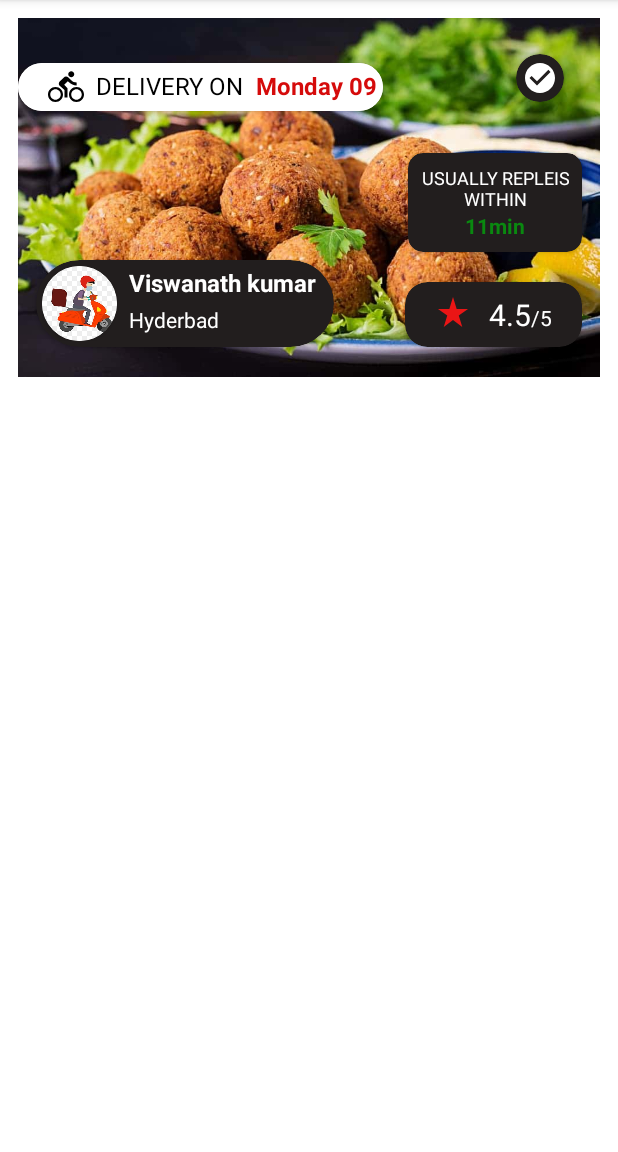
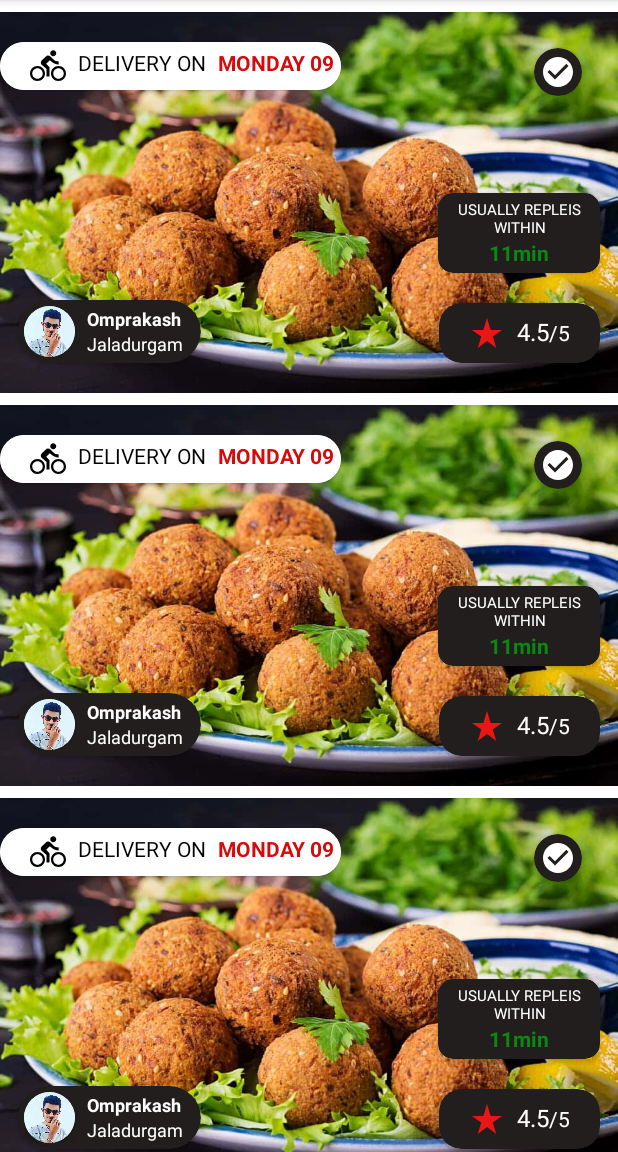
Before and after one commit to omprakash-mopuri-improve10x/Food-Delivery, an Android app: the screen it shows after launch (DeliveryActivity), on a phone screen of 412 x 824 dp, the part 84-1236 px from its top. Run offline under Robolectric (Android 15) with nearby library versions, the phone set to English and light mode, and no system bars; our stand-ins replace data binding.

```diff
--- a/app/build.gradle
+++ b/app/build.gradle
@@ -38,6 +38,7 @@ dependencies {
     implementation 'androidx.appcompat:appcompat:1.6.1'
     implementation 'com.google.android.material:material:1.8.0'
     implementation 'androidx.constraintlayout:constraintlayout:2.1.4'
+    implementation 'com.squareup.picasso:picasso:2.8'
     testImplementation 'junit:junit:4.13.2'
     androidTestImplementation 'androidx.test.ext:junit:1.1.5'
     androidTestImplementation 'androidx.test.espresso:espresso-core:3.5.1'
--- a/app/src/main/AndroidManifest.xml
+++ b/app/src/main/AndroidManifest.xml
@@ -1,6 +1,8 @@
 <?xml version="1.0" encoding="utf-8"?>
 <manifest xmlns:android="http://schemas.android.com/apk/res/android"
     xmlns:tools="http://schemas.android.com/tools">
+
+    <uses-permission android:name="android.permission.INTERNET" />
 
     <application
         android:allowBackup="true"
--- a/app/src/main/java/com/omprakash/fooddelivery/DeliveryActivity.java
+++ b/app/src/main/java/com/omprakash/fooddelivery/DeliveryActivity.java
@@ -27,7 +27,15 @@ public class DeliveryActivity extends AppCompatActivity {
 
     private void setData() {
         deliveryItems = new ArrayList<>();
-        DeliveryItem deliveryItem = new DeliveryItem("Viswanath kumar", "Hyderbad", "Monday 09", "11min", "4.5");
+        DeliveryItem deliveryItem = new DeliveryItem("Omprakash", "Jaladurgam", "Monday 09", "11min", "4.5");
+        deliveryItems.add(deliveryItem);
+        deliveryItems.add(deliveryItem);
+        deliveryItems.add(deliveryItem);
+        deliveryItems.add(deliveryItem);
+        deliveryItems.add(deliveryItem);
+        deliveryItems.add(deliveryItem);
+        deliveryItems.add(deliveryItem);
+        deliveryItems.add(deliveryItem);
         deliveryItems.add(deliveryItem);
     }
 
--- a/app/src/main/res/layout/delivery_item.xml
+++ b/app/src/main/res/layout/delivery_item.xml
@@ -11,7 +11,7 @@
     <androidx.constraintlayout.widget.ConstraintLayout
         android:layout_width="match_parent"
         android:layout_height="wrap_content"
-        android:padding="12dp">
+        android:layout_marginTop="8dp">
 
         <ImageView
             android:id="@+id/food_img"
@@ -27,7 +27,7 @@
             android:id="@+id/cardView"
             android:layout_width="wrap_content"
             android:layout_height="wrap_content"
-            android:layout_marginTop="30dp"
+            android:layout_marginTop="20dp"
             app:cardCornerRadius="40dp"
             app:layout_constraintStart_toStartOf="parent"
             app:layout_constraintTop_toTopOf="@+id/food_img">
@@ -55,7 +55,7 @@
                     android:text="Delivery On"
                     android:textAllCaps="true"
                     android:textColor="#000000"
-                    android:textSize="16sp" />
+                    android:textSize="14sp" />
 
                 <TextView
                     android:id="@+id/delivery_date"
@@ -63,8 +63,9 @@
                     android:layout_height="wrap_content"
                     android:layout_weight="1"
                     android:text="@{deliveryItem.deliveryDate}"
+                    android:textAllCaps="true"
                     android:textColor="#D50B0B"
-                    android:textSize="16sp"
+                    android:textSize="14sp"
                     android:textStyle="bold"
                     tools:text="Tuesday 01" />
             </LinearLayout>
@@ -95,10 +96,10 @@
 
                     <ImageView
                         android:id="@+id/user_profile_img"
-                        android:layout_width="50dp"
-                        android:layout_height="50dp"
+                        android:layout_width="34dp"
+                        android:layout_height="34dp"
                         android:adjustViewBounds="true"
-                        app:srcCompat="@drawable/delevery_bike" />
+                        app:srcCompat="@drawable/whatsapp_image_2022_08_07_at_7_15_41_pm" />
 
                 </androidx.cardview.widget.CardView>
 
@@ -116,7 +117,7 @@
                         android:paddingLeft="8dp"
                         android:text="@{deliveryItem.userNameTxt}"
                         android:textColor="#FFFFFF"
-                        android:textSize="16sp"
+                        android:textSize="12sp"
                         android:textStyle="bold"
                         tools:text="Omprakash" />
 
@@ -128,6 +129,7 @@
                         android:paddingLeft="8dp"
                         android:text="@{deliveryItem.userCityTxt}"
                         android:textColor="#FFFFFF"
+                        android:textSize="12sp"
                         tools:text="Kurnoll" />
                 </LinearLayout>
             </LinearLayout>
@@ -135,6 +137,7 @@
         </androidx.cardview.widget.CardView>
 
         <androidx.cardview.widget.CardView
+            android:id="@+id/cardView4"
             android:layout_width="wrap_content"
             android:layout_height="wrap_content"
             android:layout_marginTop="24dp"
@@ -166,7 +169,7 @@
                 android:layout_width="match_parent"
                 android:layout_height="match_parent"
                 android:orientation="vertical"
-                android:padding="8dp">
+                android:padding="4dp">
 
                 <TextView
                     android:id="@+id/textView8"
@@ -177,7 +180,7 @@
                     android:text="Usually Repleis within"
                     android:textAllCaps="true"
                     android:textColor="#FFFFFF"
-                    android:textSize="12sp" />
+                    android:textSize="10sp" />
 
                 <TextView
                     android:id="@+id/time_txt"
@@ -220,10 +223,10 @@
                     android:id="@+id/rating_txt"
                     android:layout_width="wrap_content"
                     android:layout_height="wrap_content"
-                    android:paddingLeft="12dp"
+                    android:paddingLeft="8dp"
                     android:text="@{deliveryItem.ratingTxt}"
                     android:textColor="#FFFFFF"
-                    android:textSize="20sp"
+                    android:textSize="16sp"
                     tools:text="4.3" />
 
                 <TextView
```
Also changed, not shown: app/src/main/res/drawable/whatsapp_image_2022_08_07_at_7_15_41_pm.jpeg (added).
